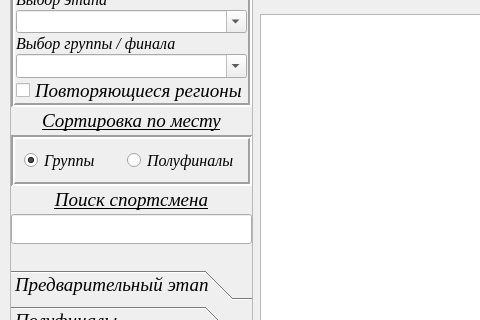
This is UI/main_window.ui in Kaspar0810/Competitions_TT_SQL as Qt 5 draws it before an edit; both pictures show x 0 to 480 and y 336 to 656 of the 1111 by 827 pixel window. The edited form follows.
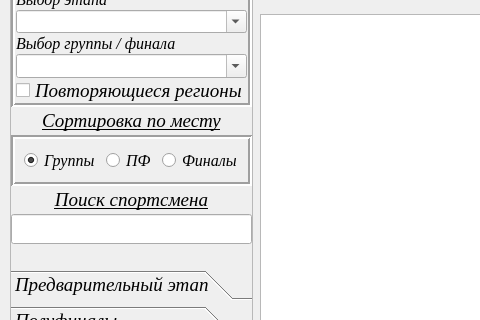
This is the edited form.

Commit message: форма

Patch:
```diff
--- a/UI/main_window.ui
+++ b/UI/main_window.ui
@@ -5774,7 +5774,21 @@
              </font>
             </property>
             <property name="text">
-             <string>Полуфиналы</string>
+             <string>ПФ</string>
+            </property>
+           </widget>
+          </item>
+          <item row="0" column="2">
+           <widget class="QRadioButton" name="radioButton_fin_sort">
+            <property name="font">
+             <font>
+              <family>Times New Roman</family>
+              <pointsize>12</pointsize>
+              <italic>true</italic>
+             </font>
+            </property>
+            <property name="text">
+             <string>Финалы</string>
             </property>
            </widget>
           </item>
```
Left out of the diff: 28 changed lines with no effect on the pictures. The commit also changes 4 other files.
